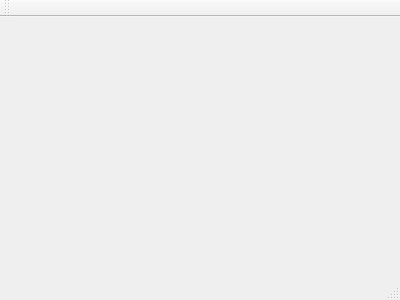
Above: library-management/mainwindow.ui from remini1998/cpp_cource_practice before the change. Below: the same form after it.
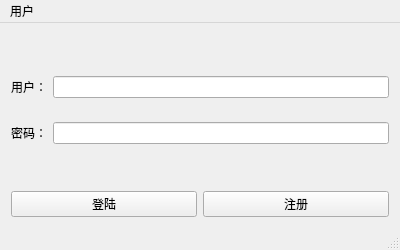
That is the form after the change.

Diff of the .ui file:
```diff
--- a/library-management/mainwindow.ui
+++ b/library-management/mainwindow.ui
@@ -1,24 +1,168 @@
 <ui version="4.0">
  <class>MainWindow</class>
- <widget class="QMainWindow" name="MainWindow" >
-  <property name="geometry" >
+ <widget class="QMainWindow" name="MainWindow">
+  <property name="geometry">
    <rect>
     <x>0</x>
     <y>0</y>
     <width>400</width>
-    <height>300</height>
+    <height>250</height>
    </rect>
   </property>
-  <property name="windowTitle" >
-   <string>MainWindow</string>
+  <property name="sizePolicy">
+   <sizepolicy hsizetype="Fixed" vsizetype="Fixed">
+    <horstretch>0</horstretch>
+    <verstretch>0</verstretch>
+   </sizepolicy>
   </property>
-  <widget class="QMenuBar" name="menuBar" />
-  <widget class="QToolBar" name="mainToolBar" />
-  <widget class="QWidget" name="centralWidget" />
-  <widget class="QStatusBar" name="statusBar" />
+  <property name="minimumSize">
+   <size>
+    <width>180</width>
+    <height>180</height>
+   </size>
+  </property>
+  <property name="windowTitle">
+   <string>图书管理员系统</string>
+  </property>
+  <widget class="QWidget" name="centralWidget">
+   <layout class="QVBoxLayout" name="verticalLayout_2">
+    <item>
+     <layout class="QVBoxLayout" name="verticalLayout">
+      <property name="sizeConstraint">
+       <enum>QLayout::SetDefaultConstraint</enum>
+      </property>
+      <item>
+       <layout class="QFormLayout" name="formLayout">
+        <property name="sizeConstraint">
+         <enum>QLayout::SetFixedSize</enum>
+        </property>
+        <property name="fieldGrowthPolicy">
+         <enum>QFormLayout::AllNonFixedFieldsGrow</enum>
+        </property>
+        <property name="formAlignment">
+         <set>Qt::AlignLeading|Qt::AlignLeft|Qt::AlignVCenter</set>
+        </property>
+        <property name="verticalSpacing">
+         <number>24</number>
+        </property>
+        <item row="0" column="0">
+         <widget class="QLabel" name="label_4">
+          <property name="text">
+           <string>用户：</string>
+          </property>
+          <property name="margin">
+           <number>3</number>
+          </property>
+         </widget>
+        </item>
+        <item row="0" column="1">
+         <widget class="QLineEdit" name="txt_user">
+          <property name="text">
+           <string/>
+          </property>
+         </widget>
+        </item>
+        <item row="1" column="0">
+         <widget class="QLabel" name="label_5">
+          <property name="text">
+           <string>密码：</string>
+          </property>
+          <property name="margin">
+           <number>3</number>
+          </property>
+          <property name="indent">
+           <number>-1</number>
+          </property>
+         </widget>
+        </item>
+        <item row="1" column="1">
+         <widget class="QLineEdit" name="txt_pwd">
+          <property name="echoMode">
+           <enum>QLineEdit::Password</enum>
+          </property>
+         </widget>
+        </item>
+       </layout>
+      </item>
+      <item>
+       <layout class="QHBoxLayout" name="horizontalLayout">
+        <item>
+         <widget class="QPushButton" name="btn_login">
+          <property name="minimumSize">
+           <size>
+            <width>0</width>
+            <height>20</height>
+           </size>
+          </property>
+          <property name="text">
+           <string>登陆</string>
+          </property>
+         </widget>
+        </item>
+        <item>
+         <widget class="QPushButton" name="btn_register">
+          <property name="minimumSize">
+           <size>
+            <width>0</width>
+            <height>20</height>
+           </size>
+          </property>
+          <property name="text">
+           <string>注册</string>
+          </property>
+         </widget>
+        </item>
+       </layout>
+      </item>
+     </layout>
+    </item>
+   </layout>
+  </widget>
+  <widget class="QMenuBar" name="menuBar">
+   <property name="geometry">
+    <rect>
+     <x>0</x>
+     <y>0</y>
+     <width>400</width>
+     <height>30</height>
+    </rect>
+   </property>
+   <widget class="QMenu" name="menufsdfs">
+    <property name="title">
+     <string>用户</string>
+    </property>
+    <addaction name="actionlogin"/>
+    <addaction name="actionregister"/>
+    <addaction name="separator"/>
+    <addaction name="actionlogout"/>
+    <addaction name="separator"/>
+    <addaction name="actionexit"/>
+   </widget>
+   <addaction name="menufsdfs"/>
+  </widget>
+  <widget class="QStatusBar" name="statusBar"/>
+  <action name="actionlogin">
+   <property name="text">
+    <string>登陆</string>
+   </property>
+  </action>
+  <action name="actionregister">
+   <property name="text">
+    <string>注册</string>
+   </property>
+  </action>
+  <action name="actionlogout">
+   <property name="text">
+    <string>登出</string>
+   </property>
+  </action>
+  <action name="actionexit">
+   <property name="text">
+    <string>退出</string>
+   </property>
+  </action>
  </widget>
- <layoutDefault spacing="6" margin="11" />
- <pixmapfunction></pixmapfunction>
+ <layoutdefault spacing="6" margin="11"/>
  <resources/>
  <connections/>
 </ui>
```
Left out of the diff: 1 changed line with no effect on the pictures.
